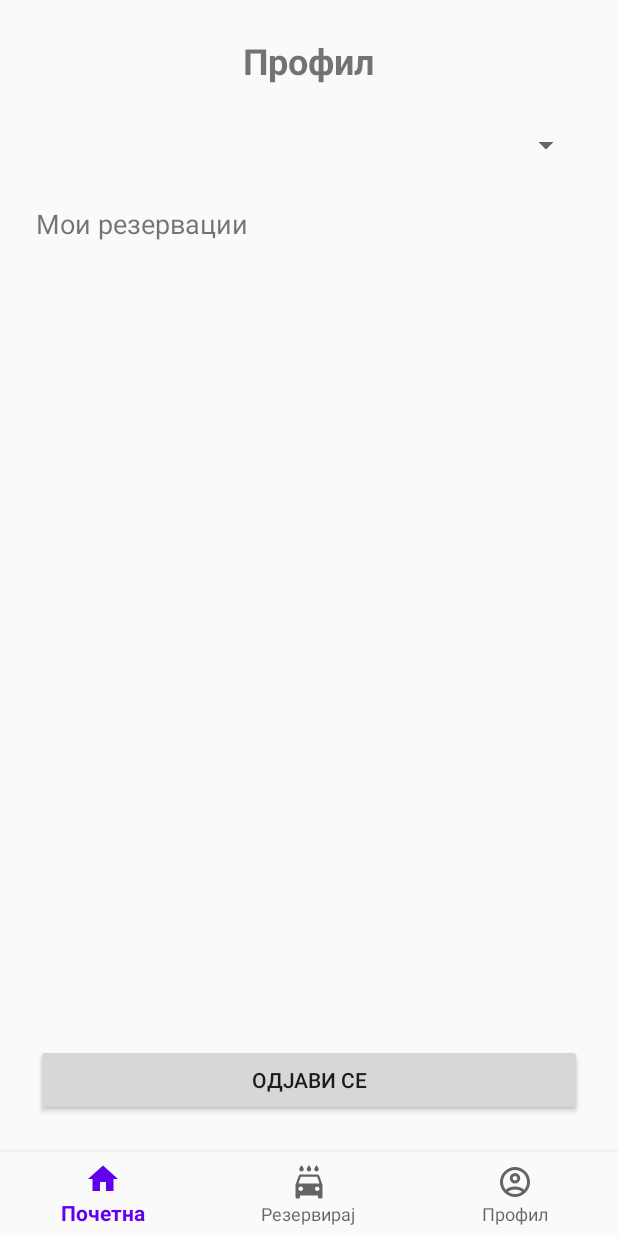
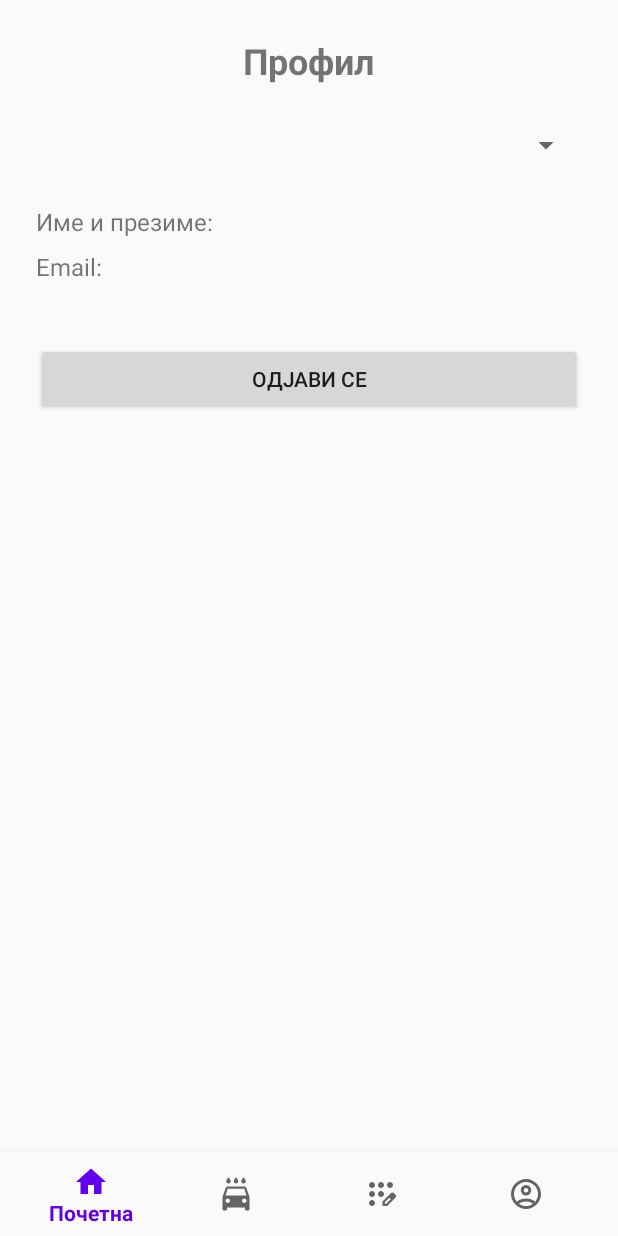
Before and after one commit to ilija2531/CarWashApp, an Android app built with Jetpack Compose: the fragment ProfileFragment placed in its activity, on a phone screen of 412 x 824 dp. Run offline under Robolectric (Android 15) with nearby library versions, the phone set to English and light mode, and no system bars; our stand-ins replace Firebase (no records; nobody signed in at launch, a user with empty details on screens opened directly).

Commit message:
Fixed the google sign-in problem and added a new fragment

```diff
--- a/CarWashApp/app/src/main/java/com/example/carwashapp/fragments/ProfileFragment.kt
+++ b/CarWashApp/app/src/main/java/com/example/carwashapp/fragments/ProfileFragment.kt
@@ -1,49 +1,29 @@
 package com.example.carwashapp.fragments
 
-import BookingAdapter
 import android.content.Intent
 import android.os.Bundle
 import android.view.View
 import android.widget.Button
-import android.widget.Toast
+import android.widget.TextView
 import androidx.fragment.app.Fragment
-import androidx.recyclerview.widget.LinearLayoutManager
-import androidx.recyclerview.widget.RecyclerView
 import com.example.carwashapp.R
-import com.example.carwashapp.model.Booking
 import com.example.carwashapp.welcome.WelcomeActivity
 import com.google.firebase.auth.FirebaseAuth
-import com.google.firebase.firestore.FirebaseFirestore
 
 class ProfileFragment : Fragment(R.layout.fragment_profile) {
 
     override fun onViewCreated(view: View, savedInstanceState: Bundle?) {
-        val recyclerView = view.findViewById<RecyclerView>(R.id.recyclerBookings)
         val logoutButton = view.findViewById<Button>(R.id.btnLogout)
+        val emailTextView = view.findViewById<TextView>(R.id.txtEmail)
+        val nameTextView = view.findViewById<TextView>(R.id.txtFullName)
 
-        recyclerView.layoutManager = LinearLayoutManager(requireContext())
+        val user = FirebaseAuth.getInstance().currentUser
+        val email = user?.email ?: "Непознат"
+        val fullName = user?.displayName ?: "Непознат"
 
-        // Преземање на резервации за тековниот корисник
-        val userId = FirebaseAuth.getInstance().currentUser?.uid ?: return
-        val bookings = mutableListOf<Booking>()
+        emailTextView.text = "Email: $email"
+        nameTextView.text = "Име и презиме: $fullName"
 
-        FirebaseFirestore.getInstance().collection("bookings")
-            .whereEqualTo("userId", userId)
-            .get()
-            .addOnSuccessListener { result ->
-                for (doc in result) {
-                    val booking = doc.toObject(Booking::class.java)
-                    bookings.add(booking)
-                }
-                recyclerView.adapter = BookingAdapter(bookings)
-            }
-            .addOnFailureListener {
-                context?.let {
-                    Toast.makeText(it, "Грешка при читање резервации", Toast.LENGTH_SHORT).show()
-                }
-            }
-
-        // Logout копче
         logoutButton.setOnClickListener {
             FirebaseAuth.getInstance().signOut()
             val intent = Intent(requireContext(), WelcomeActivity::class.java)
--- /dev/null
+++ b/CarWashApp/app/src/main/res/drawable/ic_bookings.xml
@@ -0,0 +1,5 @@
+<vector xmlns:android="http://schemas.android.com/apk/res/android" android:height="24dp" android:tint="#000000" android:viewportHeight="960" android:viewportWidth="960" android:width="24dp">
+
+    <path android:fillColor="@android:color/white" android:pathData="M240,800Q207,800 183.5,776.5Q160,753 160,720Q160,687 183.5,663.5Q207,640 240,640Q273,640 296.5,663.5Q320,687 320,720Q320,753 296.5,776.5Q273,800 240,800ZM240,560Q207,560 183.5,536.5Q160,513 160,480Q160,447 183.5,423.5Q207,400 240,400Q273,400 296.5,423.5Q320,447 320,480Q320,513 296.5,536.5Q273,560 240,560ZM240,320Q207,320 183.5,296.5Q160,273 160,240Q160,207 183.5,183.5Q207,160 240,160Q273,160 296.5,183.5Q320,207 320,240Q320,273 296.5,296.5Q273,320 240,320ZM480,320Q447,320 423.5,296.5Q400,273 400,240Q400,207 423.5,183.5Q447,160 480,160Q513,160 536.5,183.5Q560,207 560,240Q560,273 536.5,296.5Q513,320 480,320ZM720,320Q687,320 663.5,296.5Q640,273 640,240Q640,207 663.5,183.5Q687,160 720,160Q753,160 776.5,183.5Q800,207 800,240Q800,273 776.5,296.5Q753,320 720,320ZM480,560Q447,560 423.5,536.5Q400,513 400,480Q400,447 423.5,423.5Q447,400 480,400Q513,400 536.5,423.5Q560,447 560,480Q560,513 536.5,536.5Q513,560 480,560ZM520,800L520,677L741,457Q750,448 761,444Q772,440 783,440Q795,440 806,444.5Q817,449 826,458L863,495Q871,504 875.5,515Q880,526 880,537Q880,548 876,559.5Q872,571 863,580L643,800L520,800ZM820,537L820,537L783,500L783,500L820,537ZM580,740L618,740L739,618L721,599L702,581L580,702L580,740ZM721,599L702,581L702,581L739,618L739,618L721,599Z"/>
+
+</vector>
--- a/CarWashApp/app/src/main/res/layout/fragment_profile.xml
+++ b/CarWashApp/app/src/main/res/layout/fragment_profile.xml
@@ -6,7 +6,6 @@
     android:orientation="vertical"
     android:padding="24dp"
     tools:context=".fragments.ProfileFragment">
-
 
     <TextView
         android:id="@+id/txtProfileTitle"
@@ -18,7 +17,6 @@
         android:layout_gravity="center_horizontal"
         android:layout_marginBottom="16dp" />
 
-
     <Spinner
         android:id="@+id/spinnerLanguage"
         android:layout_width="wrap_content"
@@ -27,30 +25,27 @@
         android:layout_marginBottom="16dp"
         android:minHeight="48dp" />
 
-
+    <TextView
+        android:id="@+id/txtFullName"
+        android:layout_width="match_parent"
+        android:layout_height="wrap_content"
+        android:text="Име и презиме: "
+        android:textSize="16sp"
+        android:layout_marginBottom="8dp" />
 
     <TextView
-        android:id="@+id/txtMyBookings"
-        android:layout_width="wrap_content"
+        android:id="@+id/txtEmail"
+        android:layout_width="match_parent"
         android:layout_height="wrap_content"
-        android:text="Мои резервации"
-        android:textSize="18sp"
-        android:layout_marginBottom="8dp" />
-
-
-
-
-    <androidx.recyclerview.widget.RecyclerView
-        android:id="@+id/recyclerBookings"
-        android:layout_width="match_parent"
-        android:layout_height="402dp"
-        android:layout_weight="1" />
+        android:text="Email: "
+        android:textSize="16sp"
+        android:layout_marginBottom="16dp" />
 
     <Button
         android:id="@+id/btnLogout"
         android:layout_width="match_parent"
         android:layout_height="wrap_content"
         android:text="Одјави се"
-        android:layout_marginTop="24dp"/>
+        android:layout_marginTop="24dp" />
 
 </LinearLayout>
--- a/CarWashApp/app/src/main/res/menu/bottom_nav_menu.xml
+++ b/CarWashApp/app/src/main/res/menu/bottom_nav_menu.xml
@@ -10,7 +10,16 @@
         android:icon="@drawable/ic_calendar" />
 
     <item
+        android:id="@+id/myBookingsFragment"
+        android:icon="@drawable/ic_bookings"
+        android:title="Мои Резервации" />
+
+
+    <item
         android:id="@+id/profileFragment"
         android:title="Профил"
         android:icon="@drawable/ic_profile" />
+
+
+
 </menu>
--- a/CarWashApp/app/src/main/res/values/strings.xml
+++ b/CarWashApp/app/src/main/res/values/strings.xml
@@ -5,6 +5,7 @@
     <string name="profile">Profile</string>
     <string name="home">Home</string>
     <string name="book">Book</string>
+    <string name="my_bookings">My bookings</string>
     <string name="language">Language</string>
     <string name="select_language">Select Language</string>
     <string name="english">English</string>
```
Also changed, not shown: CarWashApp/app/src/main/java/com/example/carwashapp/fragments/MyBookingsFragment.kt (added, +38 -0 lines), CarWashApp/app/src/main/res/layout/fragment_my_bookings.xml (added, +18 -0 lines), CarWashApp/app/src/main/res/navigation/nav_graph.xml (+9 -0 lines), 1 other file.
